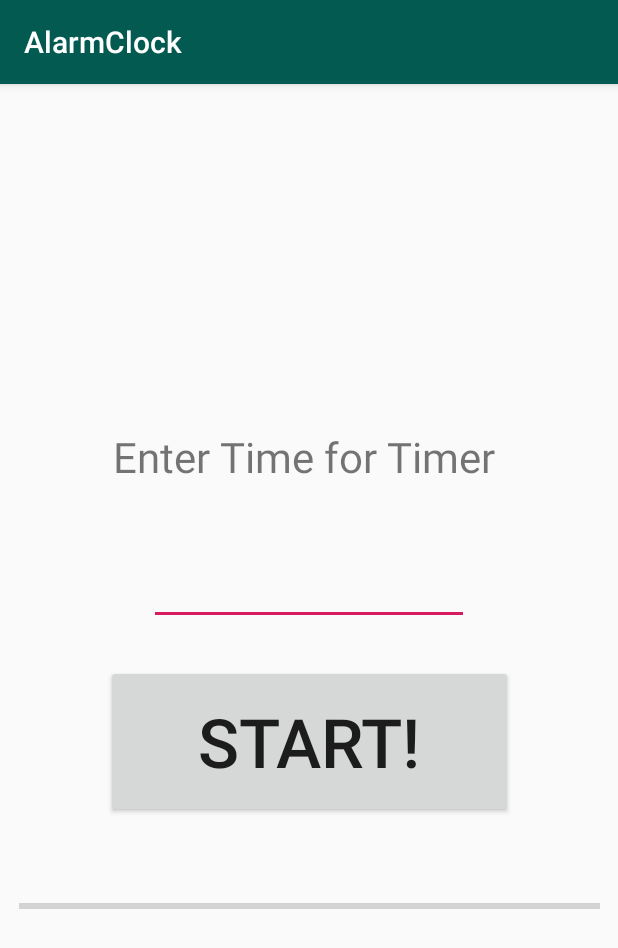
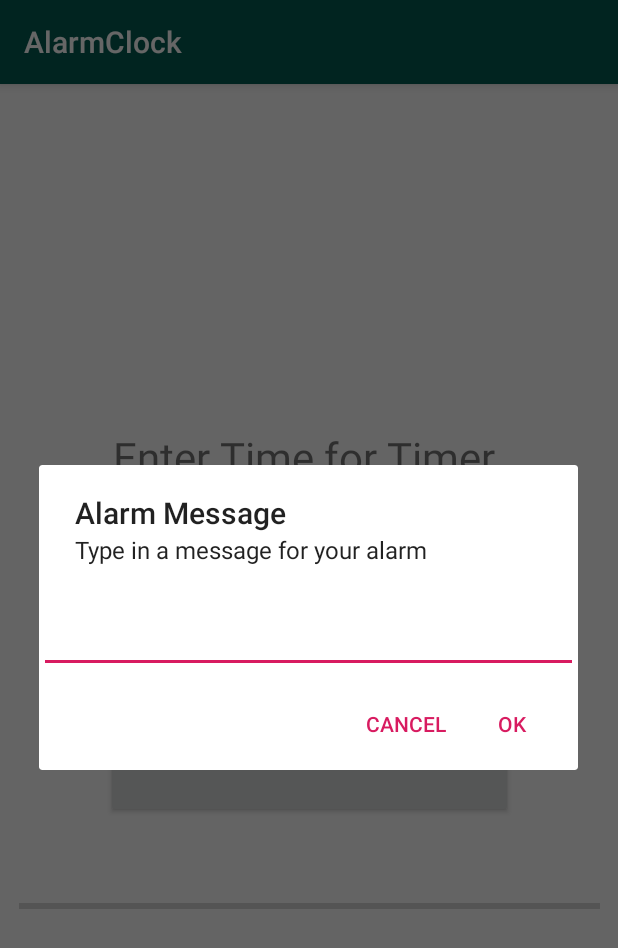
Before and after one commit to aomarai/Android-Alarm-Clock, an Android app: the TimerActivity screen opened directly, with no data from a screen before it, after a tap on "START!", on a phone screen of 412 x 824 dp. Shown: the top 948 px of the screen. Run offline under Robolectric (Android 15) with nearby library versions, the phone set to English and light mode, and no system bars.

Commit message:
Input for message I think

```diff
--- a/app/src/main/java/com/example/alarmclock/TimerActivity.java
+++ b/app/src/main/java/com/example/alarmclock/TimerActivity.java
@@ -1,15 +1,18 @@
 package com.example.alarmclock;
 
 import android.app.AlarmManager;
+import android.app.AlertDialog;
 import android.app.PendingIntent;
 import android.content.Context;
+import android.content.DialogInterface;
 import android.content.Intent;
+import android.os.Bundle;
 import android.support.v7.app.AppCompatActivity;
-import android.os.Bundle;
 import android.view.View;
 import android.widget.Button;
 import android.widget.EditText;
 import android.widget.Toast;
+
 import java.text.DateFormat;
 import java.text.ParseException;
 import java.text.SimpleDateFormat;
@@ -21,6 +24,7 @@ public class TimerActivity extends AppCompatActivity {
     private Button timerButton;
     private EditText timerEditTextField;
     private String inputTime;
+    private String alarmMessage;
     private int hours, minutes;
     private long timeInMilli;
 
@@ -57,6 +61,25 @@ public class TimerActivity extends AppCompatActivity {
                     }
 
                 }
+
+                final EditText timerMessage = new EditText(TimerActivity.this);
+
+                new AlertDialog.Builder(TimerActivity.this)
+                        .setTitle("Alarm Message")
+                        .setMessage("Type in a message for your alarm")
+                        .setView(timerMessage)
+                        .setPositiveButton("Ok", new DialogInterface.OnClickListener() {
+                                public void onClick(DialogInterface dialog, int x) {
+                        alarmMessage = timerMessage.getText().toString();
+                        // deal with the editable
+                    }
+                })
+                        .setNegativeButton("Cancel", new DialogInterface.OnClickListener() {
+                                public void onClick(DialogInterface dialog, int x) {
+                    }
+                }).show();
+
+
             }
         });
 
```
